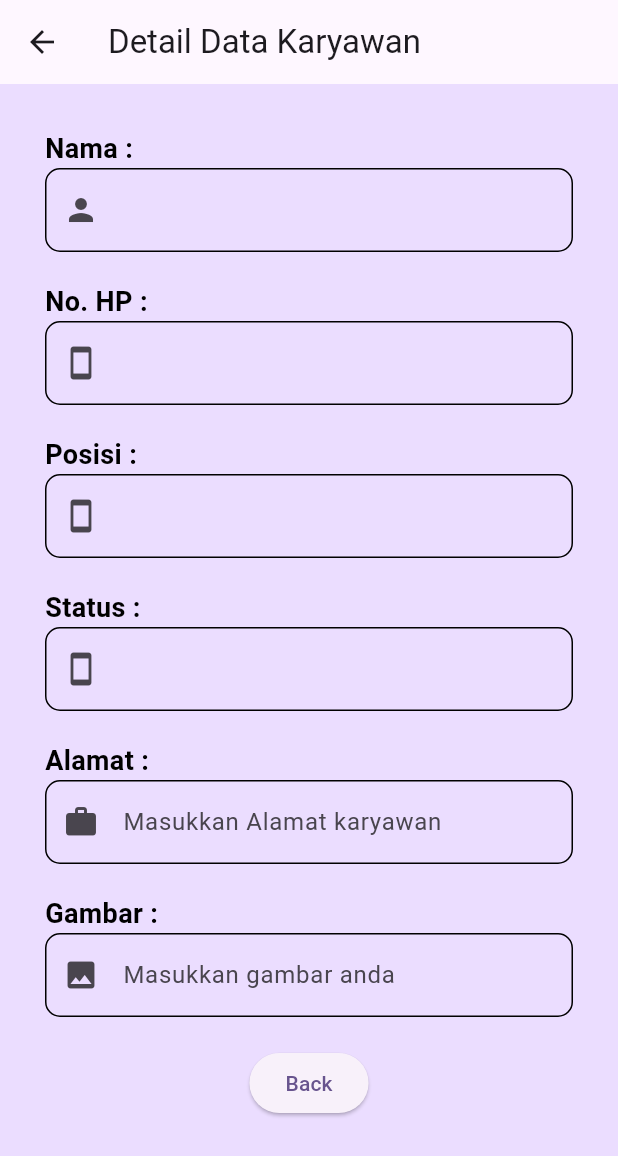
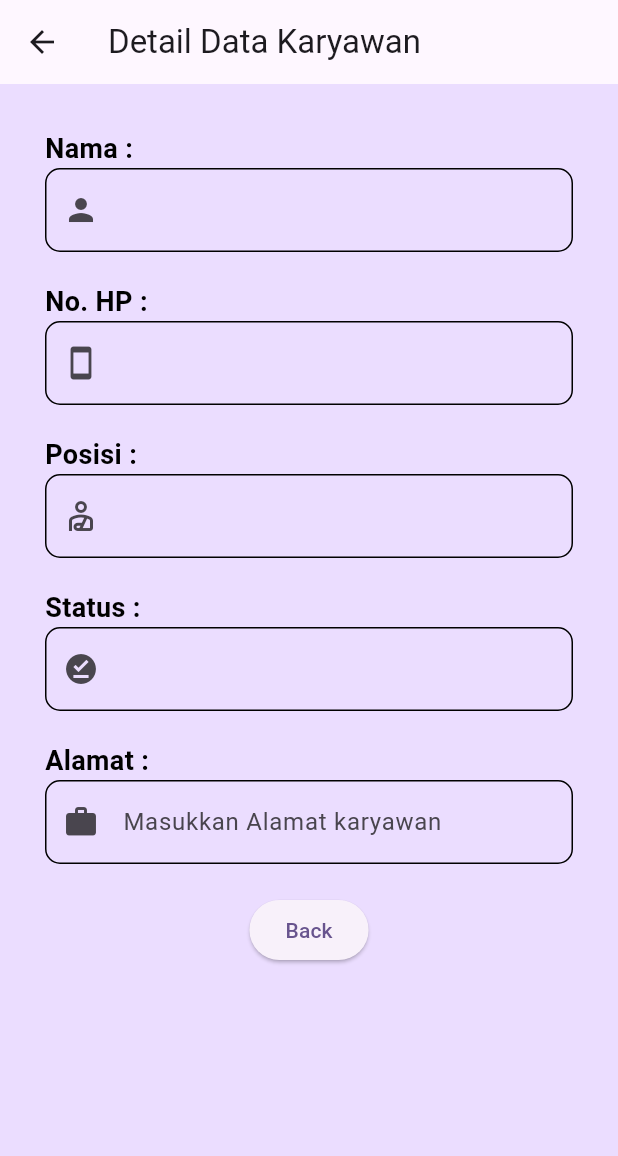
Before and after one commit to Magaretha14/app_data_karyawan, a Flutter app: the DetailDataPage screen opened directly, on a phone screen of 412 x 824 dp. Shown: the top 1156 px of the screen. Run offline on Flutter 3.47's test engine with Material 3 defaults, Android fonts, the phone set to English and light mode, and no system bars; our stand-ins replace cloud_firestore, firebase_core, firebase_storage, geocoding, geolocator, google_maps_flutter and 1 more; accounts and stored records are empty.

Commit message:
memperbaiki tampilan

```diff
--- a/lib/view/detaildata.dart
+++ b/lib/view/detaildata.dart
@@ -41,6 +41,17 @@ class _DetailDataPageState extends State<DetailDataPage> {
             padding: const EdgeInsets.all(30.0),
             child: Column(
               children: [
+                if (widget.gambar != null && widget.gambar!.isNotEmpty)
+                  Container(
+                    alignment: Alignment.center,
+                    margin: const EdgeInsets.only(bottom: 20),
+                    child: Image.network(
+                      widget.gambar!,
+                      width: 150,
+                      height: 150,
+                      fit: BoxFit.cover,
+                    ),
+                  ),
                 Container(
                   alignment: Alignment.centerLeft,
                   child: const Text(
@@ -111,7 +122,7 @@ class _DetailDataPageState extends State<DetailDataPage> {
                 TextFormField(
                   keyboardType: TextInputType.name,
                   decoration: InputDecoration(
-                    prefixIcon: const Icon(Icons.smartphone),
+                    prefixIcon: const Icon(Icons.personal_injury_outlined),
                     border: OutlineInputBorder(
                       borderRadius: BorderRadius.circular(10),
                     ),
@@ -139,7 +150,7 @@ class _DetailDataPageState extends State<DetailDataPage> {
                 TextFormField(
                   keyboardType: TextInputType.name,
                   decoration: InputDecoration(
-                    prefixIcon: const Icon(Icons.smartphone),
+                    prefixIcon: const Icon(Icons.offline_pin),
                     border: OutlineInputBorder(
                       borderRadius: BorderRadius.circular(10),
                     ),
@@ -181,34 +192,6 @@ class _DetailDataPageState extends State<DetailDataPage> {
                 const SizedBox(
                   height: 20,
                 ),
-                Container(
-                  alignment: Alignment.centerLeft,
-                  child: const Text(
-                    'Gambar :',
-                    style: TextStyle(
-                      color: Colors.black,
-                      fontWeight: FontWeight.bold,
-                      fontSize: 18,
-                    ),
-                  ),
-                ),
-                TextFormField(
-                  keyboardType: TextInputType.name,
-                  decoration: InputDecoration(
-                    hintText: "Masukkan gambar anda",
-                    prefixIcon: const Icon(Icons.image),
-                    border: OutlineInputBorder(
-                      borderRadius: BorderRadius.circular(10),
-                    ),
-                    enabledBorder: OutlineInputBorder(
-                      borderRadius: BorderRadius.circular(10),
-                    ),
-                  ),
-                  initialValue: widget.gambar,
-                ),
-                const SizedBox(
-                  height: 20,
-                ),
                 ElevatedButton(
                   onPressed: () {
                     Navigator.pushReplacement(context,
```
Also changed, not shown: lib/view/homepage.dart (+51 -3 lines).
